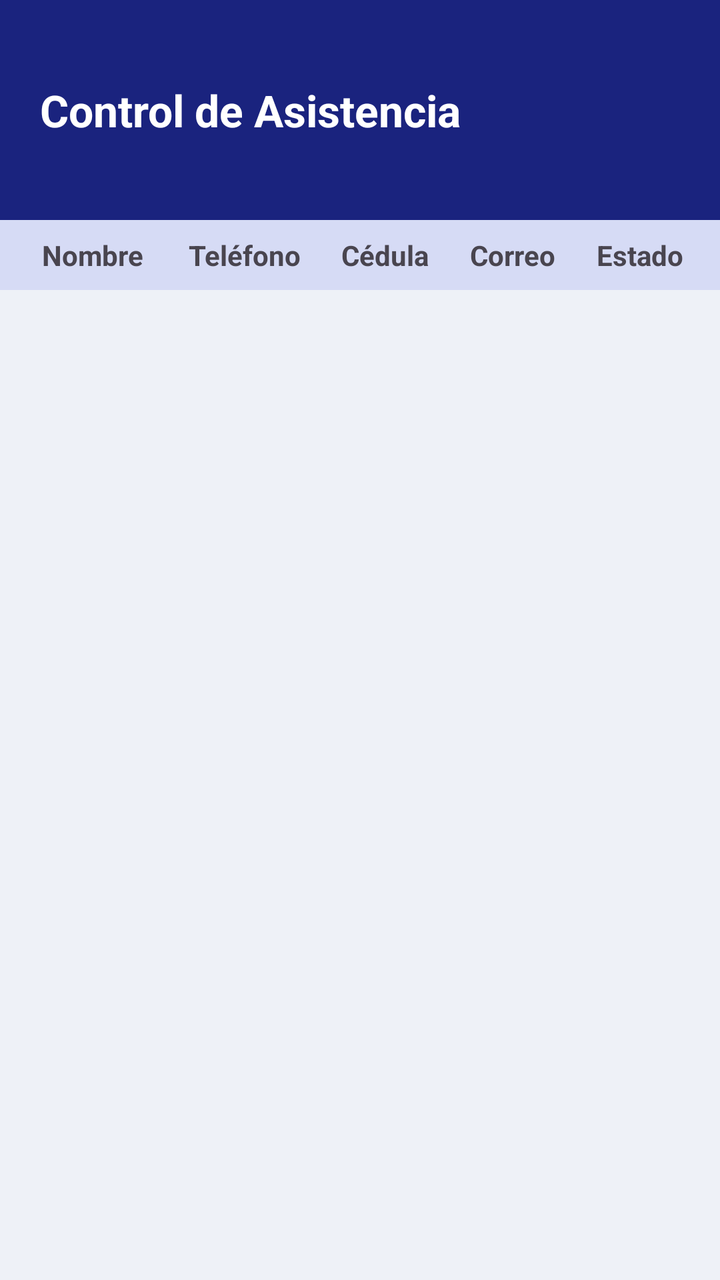
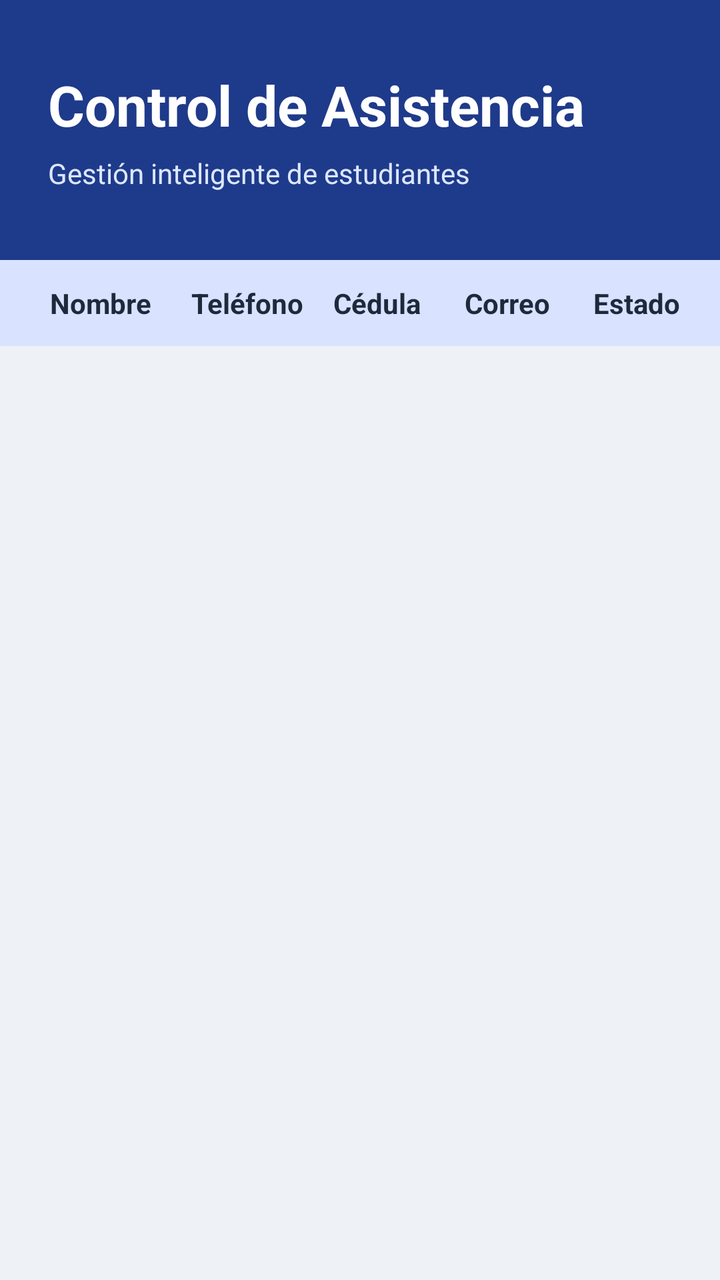

Before-and-after screenshots of an Android layout around one commit, followed by the original layout XML and the change that was made.
<!-- AndroidManifest.xml: application theme Theme.Asistencia -->
<!-- res/layout/activity_ver_asistencia.xml -->
<?xml version="1.0" encoding="utf-8"?>
<LinearLayout xmlns:android="http://schemas.android.com/apk/res/android"
    android:id="@+id/main"
    android:layout_width="match_parent"
    android:layout_height="match_parent"
    android:orientation="vertical"
    android:background="#EEF1F7">


    <LinearLayout
        android:layout_width="match_parent"
        android:layout_height="110dp"
        android:background="#1A237E"
        android:padding="20dp"
        android:gravity="center_vertical">

        <TextView
            android:text="Control de Asistencia"
            android:textSize="22sp"
            android:textStyle="bold"
            android:textColor="#FFFFFF"
            android:layout_width="wrap_content"
            android:layout_height="wrap_content"/>

    </LinearLayout>


    <LinearLayout
        android:layout_width="match_parent"
        android:layout_height="wrap_content"
        android:orientation="horizontal"
        android:padding="8dp"
        android:background="#D6DBF5">

        <TextView
            android:text="Nombre"
            android:layout_width="0dp"
            android:layout_weight="1.2"
            android:layout_height="wrap_content"
            android:gravity="center"
            android:textStyle="bold"/>

        <TextView
            android:text="Teléfono"
            android:layout_width="0dp"
            android:layout_weight="1.2"
            android:layout_height="wrap_content"
            android:gravity="center"
            android:textStyle="bold"/>

        <TextView
            android:text="Cédula"
            android:layout_width="0dp"
            android:layout_weight="1"
            android:layout_height="wrap_content"
            android:gravity="center"
            android:textStyle="bold"/>

        <TextView
            android:text="Correo"
            android:layout_width="0dp"
            android:layout_weight="1"
            android:layout_height="wrap_content"
            android:gravity="center"
            android:textStyle="bold"/>

        <TextView
            android:text="Estado"
            android:layout_width="0dp"
            android:layout_weight="1"
            android:layout_height="wrap_content"
            android:gravity="center"
            android:textStyle="bold"/>

    </LinearLayout>


    <androidx.recyclerview.widget.RecyclerView
        android:id="@+id/recyclerEstudiantes"
        android:layout_width="match_parent"
        android:layout_height="0dp"
        android:layout_weight="1"
        android:padding="0dp"/>

</LinearLayout>
<!-- resources referenced by this layout -->
<resources>
  <style name="Theme.Asistencia" parent="Base.Theme.Asistencia" />
  <style name="Base.Theme.Asistencia" parent="Theme.Material3.DayNight.NoActionBar">
          
          
      </style>
</resources>

<!-- the commit's change to res/layout/activity_ver_asistencia.xml (unified diff, before → after) -->
@@ -4,82 +4,113 @@
     android:layout_width="match_parent"
     android:layout_height="match_parent"
     android:orientation="vertical"
-    android:background="#EEF1F7">
+    android:background="#EEF2F7">
 
+    
 
     <LinearLayout
         android:layout_width="match_parent"
-        android:layout_height="110dp"
-        android:background="#1A237E"
-        android:padding="20dp"
-        android:gravity="center_vertical">
+        android:layout_height="130dp"
+        android:background="#1E3A8A"
+        android:orientation="vertical"
+        android:gravity="center_vertical"
+        android:padding="24dp">
 
         <TextView
+            android:layout_width="wrap_content"
+            android:layout_height="wrap_content"
             android:text="Control de Asistencia"
-            android:textSize="22sp"
-            android:textStyle="bold"
             android:textColor="#FFFFFF"
+            android:textSize="28sp"
+            android:textStyle="bold"/>
+
+        <TextView
             android:layout_width="wrap_content"
-            android:layout_height="wrap_content"/>
+            android:layout_height="wrap_content"
+            android:text="Gestión inteligente de estudiantes"
+            android:textColor="#DCE7FF"
+            android:textSize="14sp"
+            android:layout_marginTop="6dp"/>
 
     </LinearLayout>
 
+    
 
     <LinearLayout
         android:layout_width="match_parent"
         android:layout_height="wrap_content"
         android:orientation="horizontal"
-        android:padding="8dp"
-        android:background="#D6DBF5">
+        android:padding="12dp"
+        android:background="#D9E2FF">
 
         <TextView
+            android:layout_width="0dp"
+            android:layout_weight="1.3"
+            android:layout_height="wrap_content"
             android:text="Nombre"
+            android:textStyle="bold"
+            android:textColor="#1E293B"
+            android:gravity="center"/>
+
+        <TextView
             android:layout_width="0dp"
             android:layout_weight="1.2"
             android:layout_height="wrap_content"
-            android:gravity="center"
-            android:textStyle="bold"/>
+            android:text="Teléfono"
+            android:textStyle="bold"
+            android:textColor="#1E293B"
+            android:gravity="center"/>
 
         <TextView
-            android:text="Teléfono"
+            android:layout_width="0dp"
+            android:layout_weight="1"
+            android:layout_height="wrap_content"
+            android:text="Cédula"
+            android:textStyle="bold"
+            android:textColor="#1E293B"
+            android:gravity="center"/>
+
+        <TextView
             android:layout_width="0dp"
             android:layout_weight="1.2"
             android:layout_height="wrap_content"
-            android:gravity="center"
-            android:textStyle="bold"/>
+            android:text="Correo"
+            android:textStyle="bold"
+            android:textColor="#1E293B"
+            android:gravity="center"/>
 
         <TextView
-            android:text="Cédula"
             android:layout_width="0dp"
             android:layout_weight="1"
             android:layout_height="wrap_content"
-            android:gravity="center"
-            android:textStyle="bold"/>
-
-        <TextView
-            android:text="Correo"
-            android:layout_width="0dp"
-            android:layout_weight="1"
-            android:layout_height="wrap_content"
-            android:gravity="center"
-            android:textStyle="bold"/>
-
-        <TextView
             android:text="Estado"
-            android:layout_width="0dp"
-            android:layout_weight="1"
-            android:layout_height="wrap_content"
-            android:gravity="center"
-            android:textStyle="bold"/>
+            android:textStyle="bold"
+            android:textColor="#1E293B"
+            android:gravity="center"/>
 
     </LinearLayout>
 
+    
+
+    <TextView
+        android:id="@+id/txtSinDatos"
+        android:layout_width="match_parent"
+        android:layout_height="wrap_content"
+        android:text="No hay estudiantes registrados"
+        android:textSize="18sp"
+        android:textStyle="bold"
+        android:textColor="#64748B"
+        android:gravity="center"
+        android:padding="30dp"
+        android:visibility="gone"/>
+
+    
 
     <androidx.recyclerview.widget.RecyclerView
         android:id="@+id/recyclerEstudiantes"
         android:layout_width="match_parent"
         android:layout_height="0dp"
         android:layout_weight="1"
-        android:padding="0dp"/>
+        android:padding="8dp"/>
 
 </LinearLayout>
